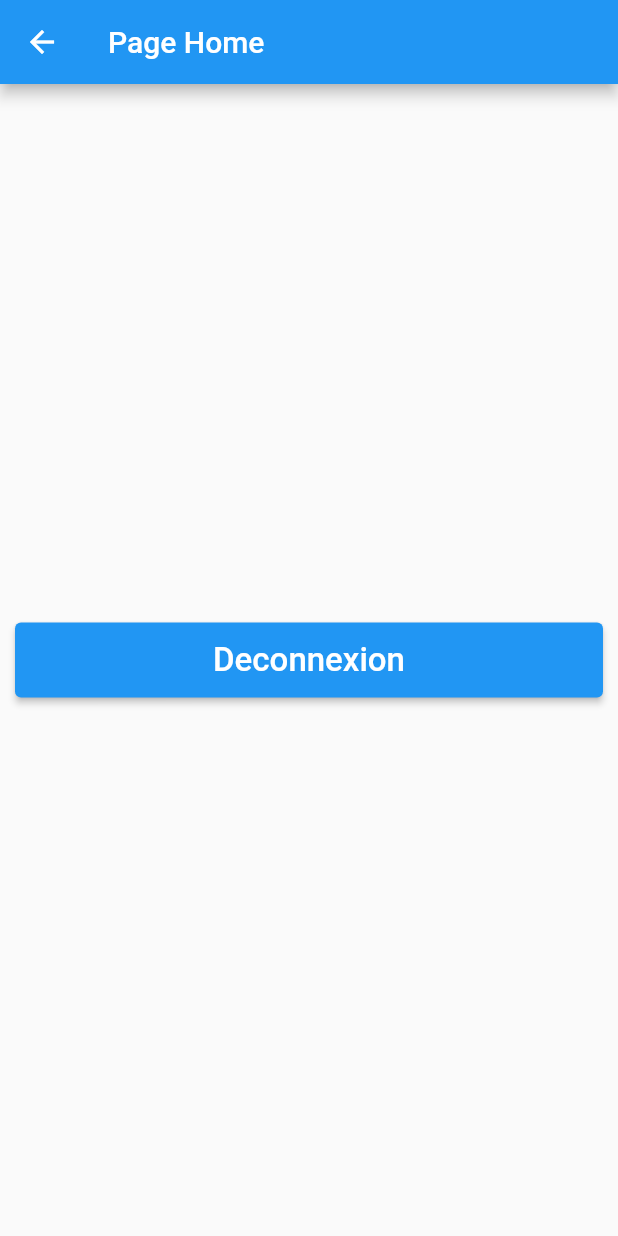
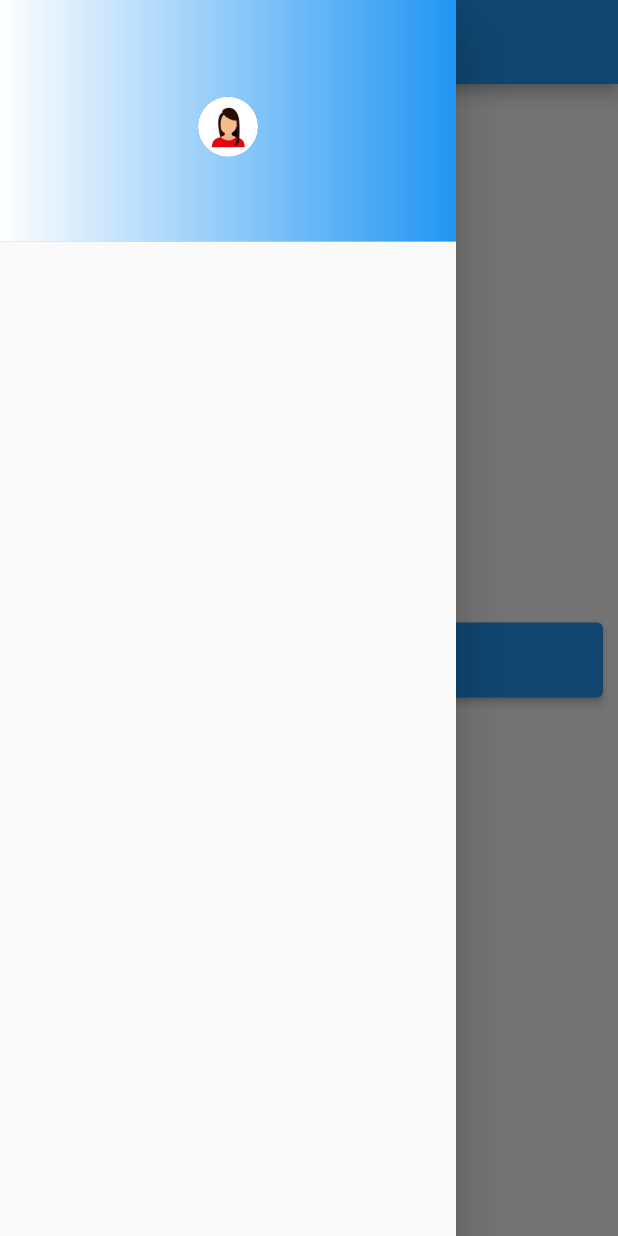
Before and after one commit to rouamansour/Voyage_app, a Flutter app: the HomePage screen opened by its route, with the side drawer open (before the commit the screen has no drawer), on a phone screen of 412 x 824 dp. Run offline on Flutter 3.47's test engine with Material 2 defaults, Android fonts, the phone set to English and light mode, and no system bars; our stand-ins replace shared_preferences; accounts and stored records are empty.

Commit message:
add toolbar drawer in home page

```diff
--- a/voyage/lib/pages/home.page.dart
+++ b/voyage/lib/pages/home.page.dart
@@ -7,6 +7,7 @@ class HomePage extends StatelessWidget {
   @override
   Widget build(BuildContext context) {
     return Scaffold(
+        drawer:MyDrawer(),
         appBar: AppBar(title: Text('Page Home')),
         body: Center(
             child: Container(
@@ -28,3 +29,22 @@ class HomePage extends StatelessWidget {
     Navigator.pushNamed(context, '/authentification');
   }
 }
+class MyDrawer extends StatelessWidget{
+  const MyDrawer({Key? key}): super(key:key);
+  @override
+  Widget build(BuildContext context) {
+    return Drawer(
+      child: ListView(
+        children: [
+          DrawerHeader(
+            decoration: BoxDecoration(
+                  gradient: LinearGradient(colors: [Colors.white,Colors.blue])),
+                  child: Center(
+                    child: CircleAvatar(
+                      backgroundImage: AssetImage("images/profile.jpg"),
+                    ),
+                  ))
+        ],
+      ));
+  }
+}
```
Also changed, not shown: voyage/pubspec.yaml (+6 -3 lines).
